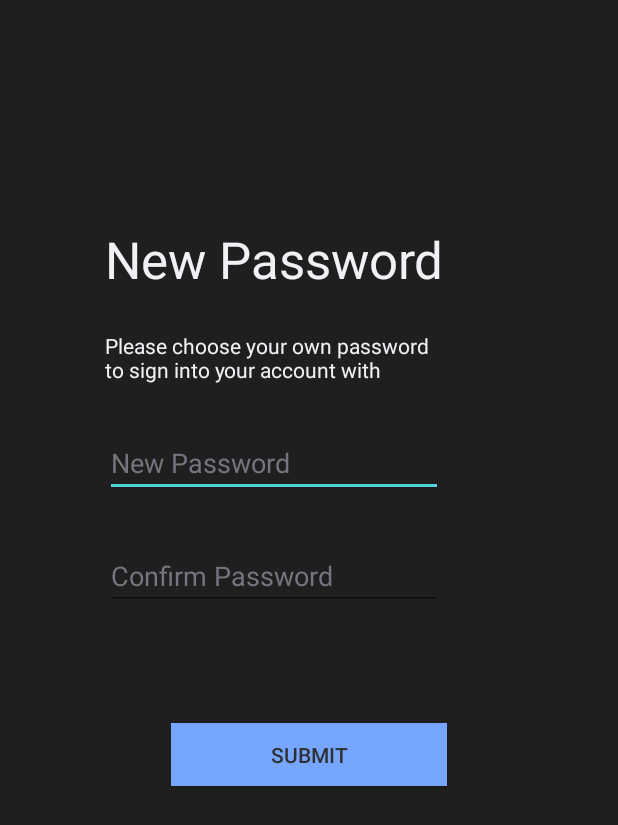
After one commit to yashgharat/EMA_App, an Android app: the newPassword screen opened directly, with no data from a screen before it, on a phone screen of 412 x 824 dp. The commit adds this screen. Shown: the top 825 px of the screen. Run offline under Robolectric (Android 15) with nearby library versions, the phone set to English and light mode, and no system bars.

Commit message:
auth flow change

```diff
--- a/app/src/main/AndroidManifest.xml
+++ b/app/src/main/AndroidManifest.xml
@@ -16,7 +16,8 @@
         android:roundIcon="@mipmap/ic_launcher_round"
         android:supportsRtl="true"
         android:theme="@style/AppTheme">
-        <activity android:name=".CollectingPermissions"></activity>
+        <activity android:name=".newPassword"></activity>
+        <activity android:name=".CollectingPermissions" />
         <activity android:name=".ManifestActivity" />
         <activity android:name=".SplashScreen">
             <intent-filter>
--- a/app/src/main/java/com/example/ema_diary/MainActivity.java
+++ b/app/src/main/java/com/example/ema_diary/MainActivity.java
@@ -20,8 +20,7 @@ public class MainActivity extends AppCompatActivity {
         SP = this.getSharedPreferences("com.example.ema_diary", Context.MODE_PRIVATE);
 
         if(SP.getBoolean("virgin", true)){
-           // Intent i = new Intent(MainActivity.this, ManifestActivity.class);
-            //startActivity(i);
+
 
             Log.i("VIRGIN: ", "HERE");
 
--- /dev/null
+++ b/app/src/main/java/com/example/ema_diary/newPassword.java
@@ -0,0 +1,14 @@
+package com.example.ema_diary;
+
+import android.os.Bundle;
+
+import androidx.appcompat.app.AppCompatActivity;
+
+public class newPassword extends AppCompatActivity {
+
+    @Override
+    protected void onCreate(Bundle savedInstanceState) {
+        super.onCreate(savedInstanceState);
+        setContentView(R.layout.activity_new_password);
+    }
+}
--- a/app/src/main/res/layout/activity_authentication.xml
+++ b/app/src/main/res/layout/activity_authentication.xml
@@ -10,13 +10,13 @@
     <TextView
         android:id="@+id/authTitle"
         android:layout_width="287dp"
-        android:layout_height="92dp"
+        android:layout_height="wrap_content"
         android:layout_marginTop="84dp"
         android:text="@string/auth_Title"
         android:textAppearance="@style/TextAppearance.AppCompat.Display1"
         android:textColor="@color/darkProminent"
+        android:layout_marginStart="62dp"
         app:layout_constraintLeft_toLeftOf="parent"
-        app:layout_constraintRight_toRightOf="parent"
         app:layout_constraintTop_toTopOf="parent" />
 
     <EditText
--- /dev/null
+++ b/app/src/main/res/layout/activity_new_password.xml
@@ -0,0 +1,69 @@
+<?xml version="1.0" encoding="utf-8"?>
+<androidx.constraintlayout.widget.ConstraintLayout xmlns:android="http://schemas.android.com/apk/res/android"
+    xmlns:app="http://schemas.android.com/apk/res-auto"
+    xmlns:tools="http://schemas.android.com/tools"
+    android:layout_width="match_parent"
+    android:layout_height="match_parent"
+    android:background="@color/darkBackground"
+    tools:context=".newPassword">
+
+    <TextView
+        android:id="@+id/newPassTitle"
+        android:layout_width="wrap_content"
+        android:layout_height="wrap_content"
+        android:layout_marginTop="150dp"
+        android:text="New Password"
+        android:textColor="@color/darkProminent"
+        android:textAppearance="@style/TextAppearance.AppCompat.Display1"
+        android:layout_marginStart="70dp"
+        app:layout_constraintLeft_toLeftOf="parent"
+        app:layout_constraintTop_toTopOf="parent" />
+
+    <TextView
+        android:id="@+id/ownPass"
+        android:layout_width="225dp"
+        android:layout_height="wrap_content"
+        android:layout_marginStart="70dp"
+        android:layout_marginTop="25dp"
+        android:text="Please choose your own password to sign into your account with"
+        android:textColor="@color/darkProminent"
+        app:layout_constraintLeft_toLeftOf="parent"
+        app:layout_constraintTop_toBottomOf="@id/newPassTitle"/>
+
+    <EditText
+        android:id="@+id/newPassUno"
+        android:layout_width="225dp"
+        android:layout_height="wrap_content"
+        android:textColor="@color/darkProminent"
+        android:textColorHint="@color/normal"
+        android:hint="New Password"
+        android:layout_marginTop="30dp"
+        android:layout_marginStart="70dp"
+        app:layout_constraintTop_toBottomOf="@id/ownPass"
+        app:layout_constraintLeft_toLeftOf="parent"/>
+
+    <EditText
+        android:id="@+id/newPassDos"
+        android:layout_width="225dp"
+        android:layout_height="wrap_content"
+        android:textColor="@color/darkProminent"
+        android:textColorHint="@color/normal"
+        android:hint="Confirm Password"
+        android:layout_marginTop="30dp"
+        android:layout_marginStart="70dp"
+        app:layout_constraintTop_toBottomOf="@id/newPassUno"
+        app:layout_constraintLeft_toLeftOf="parent"/>
+
+    <Button
+        android:id="@+id/btnSetPass"
+        android:layout_width="184dp"
+        android:layout_height="42dp"
+        android:layout_marginTop="75dp"
+        android:text="@string/submit"
+        android:background="@color/primary"
+        android:textColor="@color/darkForeground"
+        app:layout_constraintLeft_toLeftOf="parent"
+        app:layout_constraintRight_toRightOf="parent"
+        app:layout_constraintTop_toBottomOf="@+id/newPassDos"/>
+
+</androidx.constraintlayout.widget.ConstraintLayout>
--- a/app/src/main/res/layout/activity_registration.xml
+++ b/app/src/main/res/layout/activity_registration.xml
@@ -91,14 +91,13 @@
     <TextView
         android:id="@+id/regTitle"
         android:layout_width="260dp"
-        android:layout_height="72dp"
+        android:layout_height="wrap_content"
         android:layout_marginTop="40dp"
         android:text="Register"
         android:textAppearance="@style/TextAppearance.AppCompat.Display1"
         android:textColor="@color/darkProminent"
-        app:layout_constraintHorizontal_bias="0.463"
+        android:layout_marginStart="70dp"
         app:layout_constraintLeft_toLeftOf="parent"
-        app:layout_constraintRight_toRightOf="parent"
         app:layout_constraintTop_toTopOf="parent" />
 
 </androidx.constraintlayout.widget.ConstraintLayout>
```
